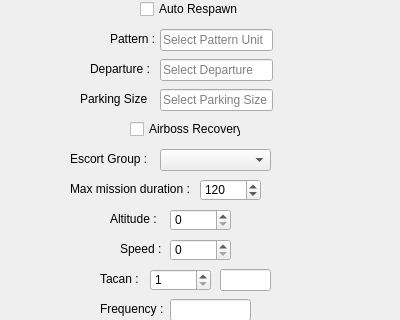
This is Templateator2000/Windows/TankerWindow.ui in JTFF-applications/Templateator2000 as Qt 5 draws it before an edit; both pictures show x 0 to 400 and y 121 to 441 of the 400 by 720 pixel window. The edited form follows.
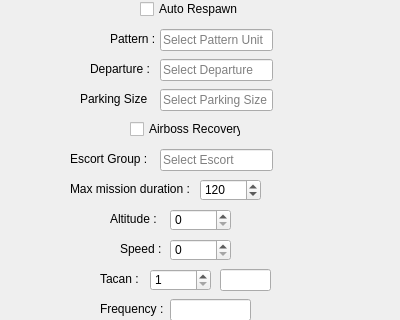
This is the edited form.

Commit message: Windows/Utilities: Add tanker autocompletion and check before pressing ok

```diff
--- a/Templateator2000/Windows/TankerWindow.ui
+++ b/Templateator2000/Windows/TankerWindow.ui
@@ -633,15 +633,18 @@
     <string>Select Parking Size</string>
    </property>
   </widget>
-  <widget class="QComboBox" name="escort">
+  <widget class="QLineEdit" name="escort">
    <property name="geometry">
     <rect>
      <x>160</x>
      <y>270</y>
-     <width>111</width>
+     <width>113</width>
      <height>22</height>
     </rect>
    </property>
+   <property name="text">
+    <string/>
+   </property>
    <property name="placeholderText">
     <string>Select Escort</string>
    </property>
```
Left out of the diff: 24 changed lines with no effect on the pictures. The commit also changes 5 other files.
